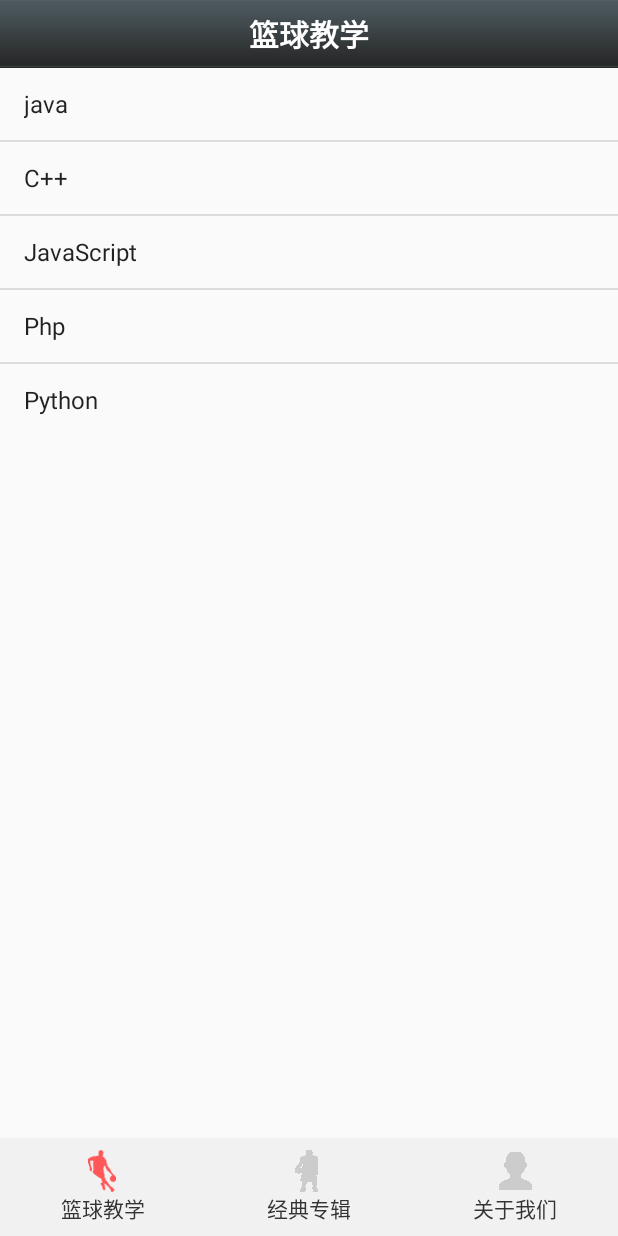
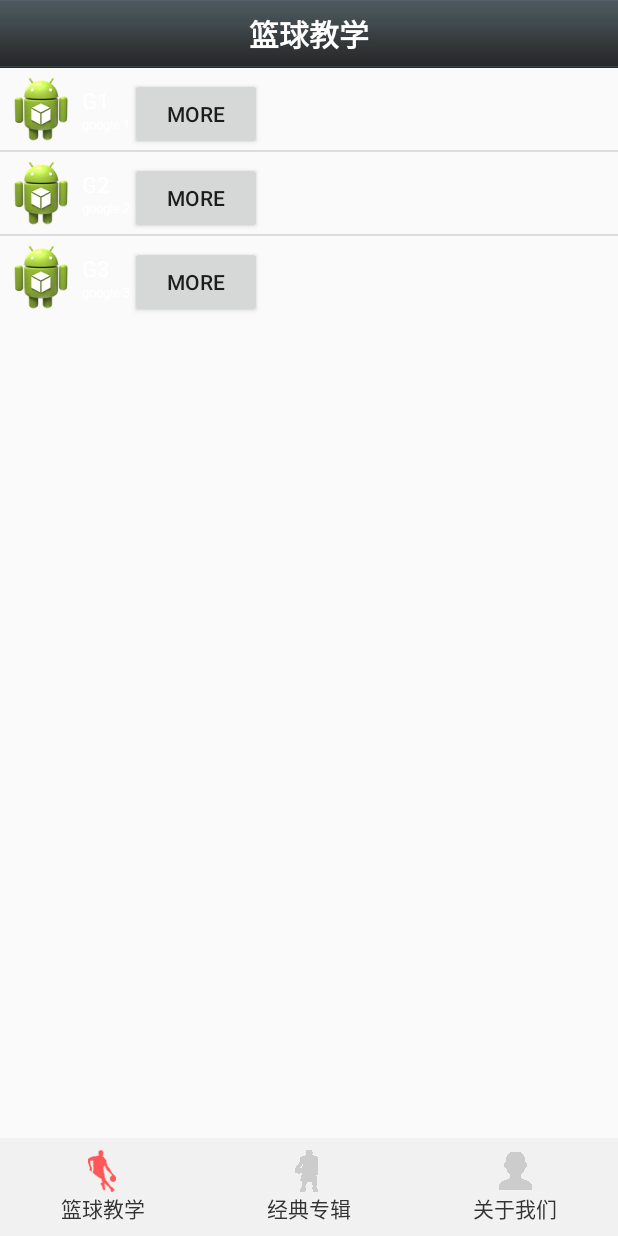
Before and after one commit to panxp/android, an Android app: the screen it shows after launch (MainActivity), on a phone screen of 412 x 824 dp. Run offline under Robolectric (Android 15) with nearby library versions, the phone set to English and light mode, and no system bars.

Commit message:
working on v1.0

```diff
--- a/app/src/main/java/basketball/com/sports/WeixinFragment.java
+++ b/app/src/main/java/basketball/com/sports/WeixinFragment.java
@@ -25,8 +25,8 @@ import java.util.Map;
 public class WeixinFragment extends Fragment {
 
     private ListView listView;
-
-    private List<Map<String, Object>> list;
+   // private ArrayList<String> list = new ArrayList<String>();
+   private List<Map<String, Object>> list;
     private int i = 0;
 
     /**
@@ -41,14 +41,29 @@ public class WeixinFragment extends Fragment {
 
         View view = inflater.inflate(R.layout.tab01, container, false);
         listView = (ListView) view.findViewById(R.id.list);
-        String[] data = new String[] { "java", "C++", "JavaScript", "Php",
-                "Python" };
-        ArrayAdapter<String> arrayAdapter = new ArrayAdapter<String>(getActivity(), android.R.layout.simple_list_item_1, data);
-        listView.setAdapter(arrayAdapter);
+
+
+
+        SimpleAdapter adapter = new SimpleAdapter(getActivity(),getData(),R.layout.list_item,
+                new String[]{"title","info","img"},
+                new int[]{R.id.title,R.id.info,R.id.img}
+        );
+        listView.setAdapter(adapter);
+
+
+
+
+   //     String[] data = new String[] { "java", "C++", "JavaScript", "Php",
+       //         "Python" };
+     //   ArrayAdapter<String> arrayAdapter = new ArrayAdapter<String>(getActivity(), android.R.layout.simple_list_item_1, data);
+      //  listView.setAdapter(arrayAdapter);
         //   Log.i(data);
         // return inflater.inflate(R.layout.tab01, container, false);
         return view;
     }
+
+
+
 
 //    private List<String> getData() {
 //        List<String> data = new ArrayList<String>();
@@ -58,32 +73,28 @@ public class WeixinFragment extends Fragment {
 //        return data;
 //    }
 
+    private List<Map<String, Object>> getData() {
+        List<Map<String, Object>> list = new ArrayList<Map<String, Object>>();
 
-    private List<Map<String, Object>> getData() {
-        list = new ArrayList<Map<String, Object>>();
         Map<String, Object> map = new HashMap<String, Object>();
-        map.put("text", "java");
-        map.put("image", R.drawable.ic_launcher);
-        Map<String, Object> map2 = new HashMap<String, Object>();
-        map2.put("text", "C++");
-        map2.put("image", R.drawable.ic_launcher);
-        Map<String, Object> map3 = new HashMap<String, Object>();
-        map3.put("text", "JavaScript");
-        map3.put("image", R.drawable.ic_launcher);
-        Map<String, Object> map4 = new HashMap<String, Object>();
-        map4.put("text", "Php");
-        map4.put("image", R.drawable.ic_launcher);
-        Map<String, Object> map5 = new HashMap<String, Object>();
-        map5.put("text", "Python2");
-        map5.put("image", R.drawable.ic_launcher);
+        map.put("title", "G1");
+        map.put("info", "google 1");
+        map.put("img", R.drawable.ic_launcher);
         list.add(map);
-        list.add(map2);
-        list.add(map3);
-        list.add(map4);
-        list.add(map5);
-        Log.i("Main", list.size() + "");
+
+        map = new HashMap<String, Object>();
+        map.put("title", "G2");
+        map.put("info", "google 2");
+        map.put("img", R.drawable.ic_launcher);
+        list.add(map);
+
+        map = new HashMap<String, Object>();
+        map.put("title", "G3");
+        map.put("info", "google 3");
+        map.put("img", R.drawable.ic_launcher);
+        list.add(map);
+
         return list;
     }
 
-
 }
--- a/app/src/main/res/layout/list_item.xml
+++ b/app/src/main/res/layout/list_item.xml
@@ -5,17 +5,33 @@
     android:gravity="center_vertical"
     android:orientation="horizontal" >
 
-    <ImageView
-        android:id="@+id/image"
+    <ImageView android:id="@+id/img"
         android:layout_width="wrap_content"
         android:layout_height="wrap_content"
-        android:layout_marginLeft="10dp" />
+        android:layout_margin="5px"/>
 
-    <TextView
-        android:id="@+id/text"
+    <LinearLayout android:orientation="vertical"
+        android:layout_width="wrap_content"
+        android:layout_height="wrap_content">
+
+        <TextView android:id="@+id/title"
+            android:layout_width="wrap_content"
+            android:layout_height="wrap_content"
+            android:textColor="#FFFFFFFF"
+            android:textSize="22px" />
+        <TextView android:id="@+id/info"
+            android:layout_width="wrap_content"
+            android:layout_height="wrap_content"
+            android:textColor="#FFFFFFFF"
+            android:textSize="13px" />
+
+    </LinearLayout>
+
+
+    <Button android:id="@+id/view_btn"
         android:layout_width="wrap_content"
         android:layout_height="wrap_content"
-        android:layout_marginLeft="10dp"
-        android:textSize="25sp" />
+        android:text="more"
+        android:layout_gravity="bottom|right" />
 
 </LinearLayout>
```
